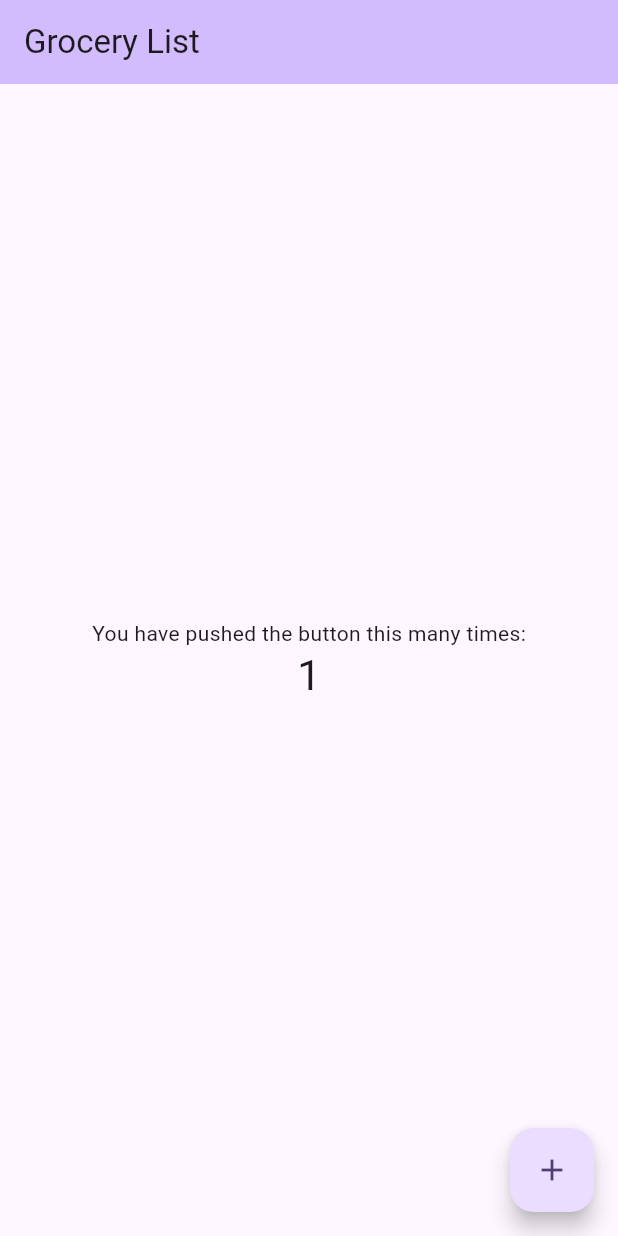
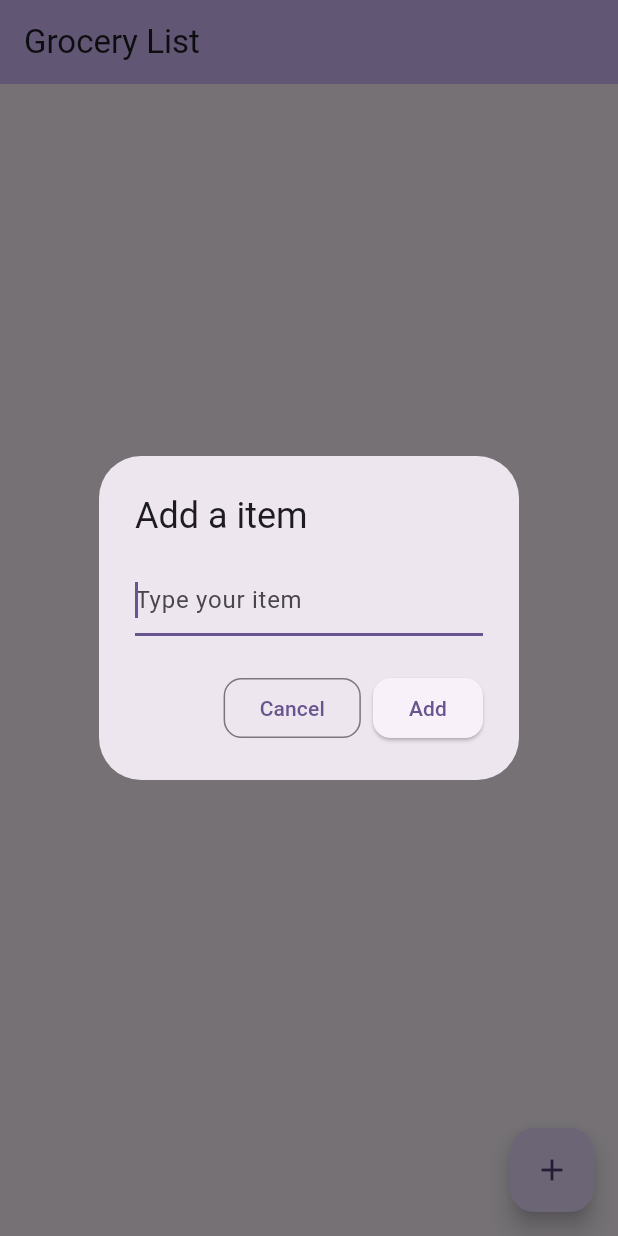
Before and after one commit to KAntBarr/flutter_grocery_list_app, a Flutter app: the screen it shows after launch, after a tap on the "add" icon, on a phone screen of 412 x 824 dp. Run offline on Flutter 3.47's test engine with Material 3 defaults, Android fonts, the phone set to English and light mode, and no system bars.

Commit message:
can add and edit grocery items

```diff
--- a/lib/main.dart
+++ b/lib/main.dart
@@ -1,11 +1,11 @@
 import 'package:flutter/material.dart';
 
 void main() {
-  runApp(const MyApp());
+  runApp(const GroceryApp());
 }
 
-class MyApp extends StatelessWidget {
-  const MyApp({super.key});
+class GroceryApp extends StatelessWidget {
+  const GroceryApp({super.key});
 
   // This widget is the root of your application.
   @override
@@ -16,27 +16,79 @@ class MyApp extends StatelessWidget {
         colorScheme: ColorScheme.fromSeed(seedColor: Colors.deepPurple),
         useMaterial3: true,
       ),
-      home: const MyHomePage(title: 'Grocery List'),
+      debugShowCheckedModeBanner: false,
+      home: const GroceryList(title: 'Grocery List'),
     );
   }
 }
 
-class MyHomePage extends StatefulWidget {
-  const MyHomePage({super.key, required this.title});
+class GroceryList extends StatefulWidget {
+  const GroceryList({super.key, required this.title});
 
   final String title;
 
   @override
-  State<MyHomePage> createState() => _MyHomePageState();
+  State<GroceryList> createState() => _GroceryListState();
 }
 
-class _MyHomePageState extends State<MyHomePage> {
-  int _counter = 0;
+class _GroceryListState extends State<GroceryList> {
+  final List<Item> _items = <Item>[];
+  final TextEditingController _textFieldController = TextEditingController();
 
-  void _incrementCounter() {
+  void _addItem(String name) {
     setState(() {
-      _counter++;
+      _items.add(Item(name: name));
+      // _items.add(Item(name: name, completed: false));
     });
+    _textFieldController.clear();
+  }
+
+  void _handleItemChange(Item item, String newName) {
+    setState(() {
+      item.name = newName;
+    });
+  }
+
+  Future<void> _displayDialog() async {
+    return showDialog<void>(
+      context: context,
+      barrierDismissible: false,
+      builder: (BuildContext context) {
+        return AlertDialog(
+          title: const Text('Add a item'),
+          content: TextField(
+            controller: _textFieldController,
+            decoration: const InputDecoration(hintText: 'Type your item'),
+            autofocus: true,
+          ),
+          actions: <Widget>[
+            OutlinedButton(
+              style: OutlinedButton.styleFrom(
+                shape: RoundedRectangleBorder(
+                  borderRadius: BorderRadius.circular(12),
+                ),
+              ),
+              onPressed: () {
+                Navigator.of(context).pop();
+              },
+              child: const Text('Cancel'),
+            ),
+            ElevatedButton(
+              style: ElevatedButton.styleFrom(
+                shape: RoundedRectangleBorder(
+                  borderRadius: BorderRadius.circular(12),
+                ),
+              ),
+              onPressed: () {
+                Navigator.of(context).pop();
+                _addItem(_textFieldController.text);
+              },
+              child: const Text('Add'),
+            ),
+          ],
+        );
+      },
+    );
   }
 
   @override
@@ -46,25 +98,133 @@ class _MyHomePageState extends State<MyHomePage> {
         backgroundColor: Theme.of(context).colorScheme.inversePrimary,
         title: Text(widget.title),
       ),
-      body: Center(
-        child: Column(
-          mainAxisAlignment: MainAxisAlignment.center,
-          children: <Widget>[
-            const Text(
-              'You have pushed the button this many times:',
-            ),
-            Text(
-              '$_counter',
-              style: Theme.of(context).textTheme.headlineMedium,
-            ),
-          ],
-        ),
+      // body: const Center(
+      //   child: Column(
+      //     mainAxisAlignment: MainAxisAlignment.center,
+      //     children: <Widget>[],
+      //   ),
+      // ),
+      body: ListView(
+        padding: const EdgeInsets.symmetric(vertical: 8.0),
+        children: _items.map((Item item) {
+          return ListItem(
+            item: item,
+            onItemChanged: _handleItemChange,
+          );
+        }).toList(),
       ),
       floatingActionButton: FloatingActionButton(
-        onPressed: _incrementCounter,
-        tooltip: 'Increment',
+        onPressed: _displayDialog,
+        tooltip: 'Add a Grocery Item',
         child: const Icon(Icons.add),
       ),
     );
   }
 }
+
+class Item {
+  Item({required this.name});
+  // Item({required this.name, required this.completed});
+  String name;
+  // bool completed;
+}
+
+class ListItem extends StatelessWidget {
+  ListItem({required this.item, required this.onItemChanged}) : super(key: ObjectKey(item));
+
+  final Item item;
+
+  final void Function(Item item, String newName) onItemChanged;
+
+  final TextEditingController _textFieldController = TextEditingController();
+
+  TextStyle? _getTextStyle() {
+    // TextStyle? _getTextStyle(bool checked) {
+    // if (!checked) return null;
+
+    return const TextStyle(
+      color: Colors.black54,
+      // decoration: TextDecoration.lineThrough,
+    );
+  }
+
+  Future<void> _displayDialog(context) async {
+    return showDialog<void>(
+      context: context,
+      barrierDismissible: false,
+      builder: (BuildContext context) {
+        return AlertDialog(
+          title: const Text('Edit item'),
+          content: TextField(
+            controller: _textFieldController,
+            decoration: const InputDecoration(hintText: 'new item name'),
+            autofocus: true,
+          ),
+          actions: <Widget>[
+            OutlinedButton(
+              style: OutlinedButton.styleFrom(
+                shape: RoundedRectangleBorder(
+                  borderRadius: BorderRadius.circular(12),
+                ),
+              ),
+              onPressed: () {
+                Navigator.of(context).pop();
+              },
+              child: const Text('Cancel'),
+            ),
+            ElevatedButton(
+              style: ElevatedButton.styleFrom(
+                shape: RoundedRectangleBorder(
+                  borderRadius: BorderRadius.circular(12),
+                ),
+              ),
+              onPressed: () {
+                Navigator.of(context).pop();
+                onItemChanged(item, _textFieldController.text);
+              },
+              child: const Text('Edit'),
+            ),
+          ],
+        );
+      },
+    );
+  }
+
+  @override
+  Widget build(BuildContext context) {
+    return ListTile(
+      onTap: () => _displayDialog(context),
+      // leading: Checkbox(
+      //   checkColor: Colors.greenAccent,
+      //   activeColor: Colors.red,
+      //   value: item.completed,
+      //   onChanged: (value) {},
+      // ),
+      title: Row(children: <Widget>[
+        Expanded(
+          child: Padding(
+            padding: EdgeInsets.only(left: 30.0),
+            // child: Text(item.name, style: _getTextStyle(),),
+            child: GestureDetector(
+                // onTap: () => _displayDialog(context),
+                child: Text(
+              item.name,
+              style: _getTextStyle(),
+            )),
+          ),
+          // child: Text(item.name, style: _getTextStyle()),
+          // child: Text(item.name, style: _getTextStyle(item.completed)),
+        ),
+        IconButton(
+          iconSize: 30,
+          icon: const Icon(
+            Icons.delete,
+            color: Colors.red,
+          ),
+          alignment: Alignment.centerRight,
+          onPressed: () {},
+        ),
+      ]),
+    );
+  }
+}
```
Also changed, not shown: 1 other file.
